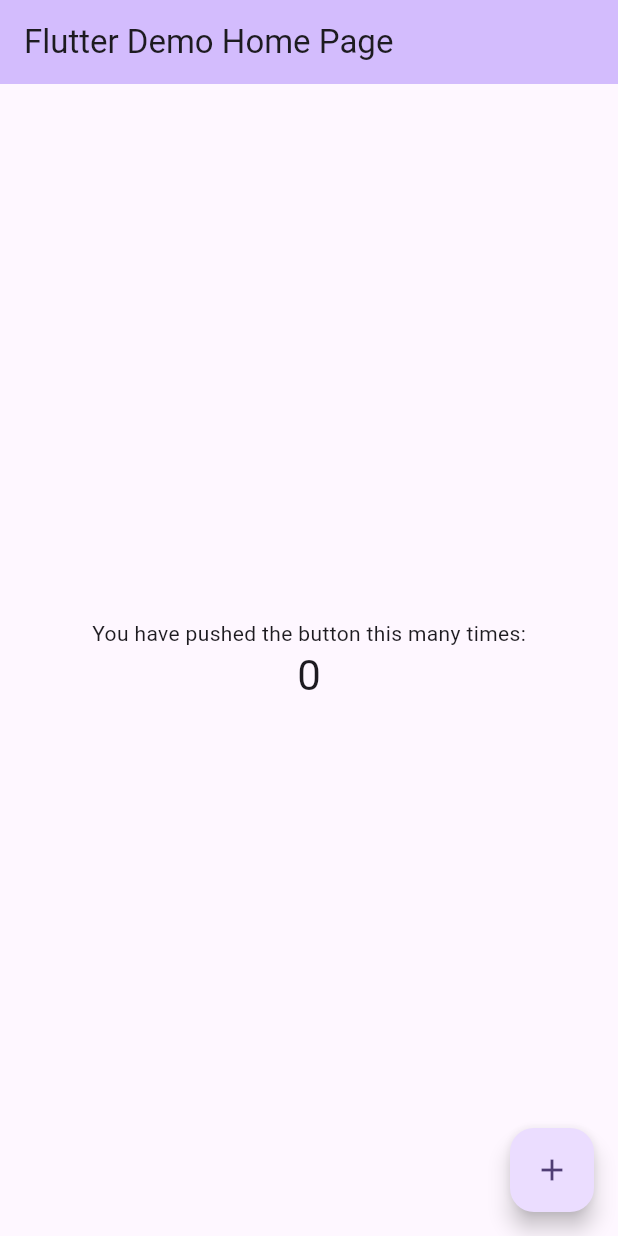
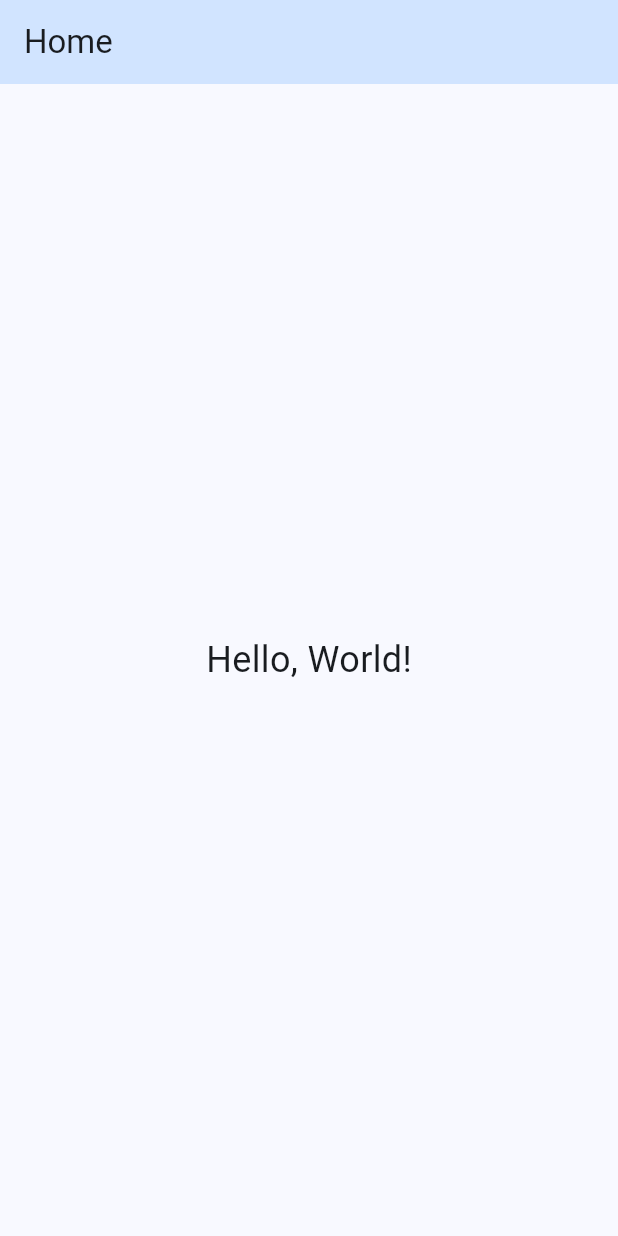
Before and after one commit to mitsui6969/ClipIt-front, a Flutter app: the screen it shows after launch, on a phone screen of 412 x 824 dp. Run offline on Flutter 3.47's test engine with Material 3 defaults, Android fonts, the phone set to English and light mode, and no system bars.

Commit message:
hello worldのみ

```diff
--- a/lib/main.dart
+++ b/lib/main.dart
@@ -5,121 +5,38 @@ void main() {
 }
 
 class MyApp extends StatelessWidget {
-  const MyApp({super.key});
+  const MyApp({Key? key}): super(key: key);
 
-  // This widget is the root of your application.
   @override
   Widget build(BuildContext context) {
     return MaterialApp(
-      title: 'Flutter Demo',
+      title: 'My App',
       theme: ThemeData(
-        // This is the theme of your application.
-        //
-        // TRY THIS: Try running your application with "flutter run". You'll see
-        // the application has a purple toolbar. Then, without quitting the app,
-        // try changing the seedColor in the colorScheme below to Colors.green
-        // and then invoke "hot reload" (save your changes or press the "hot
-        // reload" button in a Flutter-supported IDE, or press "r" if you used
-        // the command line to start the app).
-        //
-        // Notice that the counter didn't reset back to zero; the application
-        // state is not lost during the reload. To reset the state, use hot
-        // restart instead.
-        //
-        // This works for code too, not just values: Most code changes can be
-        // tested with just a hot reload.
-        colorScheme: ColorScheme.fromSeed(seedColor: Colors.deepPurple),
+        colorScheme: ColorScheme.fromSeed(seedColor: Colors.blue),
         useMaterial3: true,
       ),
-      home: const MyHomePage(title: 'Flutter Demo Home Page'),
+      home: const MyHomePage(),
+      debugShowCheckedModeBanner: false,
     );
   }
 }
 
-class MyHomePage extends StatefulWidget {
-  const MyHomePage({super.key, required this.title});
-
-  // This widget is the home page of your application. It is stateful, meaning
-  // that it has a State object (defined below) that contains fields that affect
-  // how it looks.
-
-  // This class is the configuration for the state. It holds the values (in this
-  // case the title) provided by the parent (in this case the App widget) and
-  // used by the build method of the State. Fields in a Widget subclass are
-  // always marked "final".
-
-  final String title;
-
-  @override
-  State<MyHomePage> createState() => _MyHomePageState();
-}
-
-class _MyHomePageState extends State<MyHomePage> {
-  int _counter = 0;
-
-  void _incrementCounter() {
-    setState(() {
-      // This call to setState tells the Flutter framework that something has
-      // changed in this State, which causes it to rerun the build method below
-      // so that the display can reflect the updated values. If we changed
-      // _counter without calling setState(), then the build method would not be
-      // called again, and so nothing would appear to happen.
-      _counter++;
-    });
-  }
+class MyHomePage extends StatelessWidget {
+  const MyHomePage({super.key});
 
   @override
   Widget build(BuildContext context) {
-    // This method is rerun every time setState is called, for instance as done
-    // by the _incrementCounter method above.
-    //
-    // The Flutter framework has been optimized to make rerunning build methods
-    // fast, so that you can just rebuild anything that needs updating rather
-    // than having to individually change instances of widgets.
     return Scaffold(
       appBar: AppBar(
-        // TRY THIS: Try changing the color here to a specific color (to
-        // Colors.amber, perhaps?) and trigger a hot reload to see the AppBar
-        // change color while the other colors stay the same.
-        backgroundColor: Theme.of(context).colorScheme.inversePrimary,
-        // Here we take the value from the MyHomePage object that was created by
-        // the App.build method, and use it to set our appbar title.
-        title: Text(widget.title),
+        title: const Text('Home'),
+        backgroundColor: Theme.of(context).colorScheme.primaryContainer,
       ),
-      body: Center(
-        // Center is a layout widget. It takes a single child and positions it
-        // in the middle of the parent.
-        child: Column(
-          // Column is also a layout widget. It takes a list of children and
-          // arranges them vertically. By default, it sizes itself to fit its
-          // children horizontally, and tries to be as tall as its parent.
-          //
-          // Column has various properties to control how it sizes itself and
-          // how it positions its children. Here we use mainAxisAlignment to
-          // center the children vertically; the main axis here is the vertical
-          // axis because Columns are vertical (the cross axis would be
-          // horizontal).
-          //
-          // TRY THIS: Invoke "debug painting" (choose the "Toggle Debug Paint"
-          // action in the IDE, or press "p" in the console), to see the
-          // wireframe for each widget.
-          mainAxisAlignment: MainAxisAlignment.center,
-          children: <Widget>[
-            const Text(
-              'You have pushed the button this many times:',
-            ),
-            Text(
-              '$_counter',
-              style: Theme.of(context).textTheme.headlineMedium,
-            ),
-          ],
+      body: const Center(
+        child: Text(
+          'Hello, World!',
+          style: TextStyle(fontSize: 24,),
         ),
       ),
-      floatingActionButton: FloatingActionButton(
-        onPressed: _incrementCounter,
-        tooltip: 'Increment',
-        child: const Icon(Icons.add),
-      ), // This trailing comma makes auto-formatting nicer for build methods.
     );
   }
 }
```
